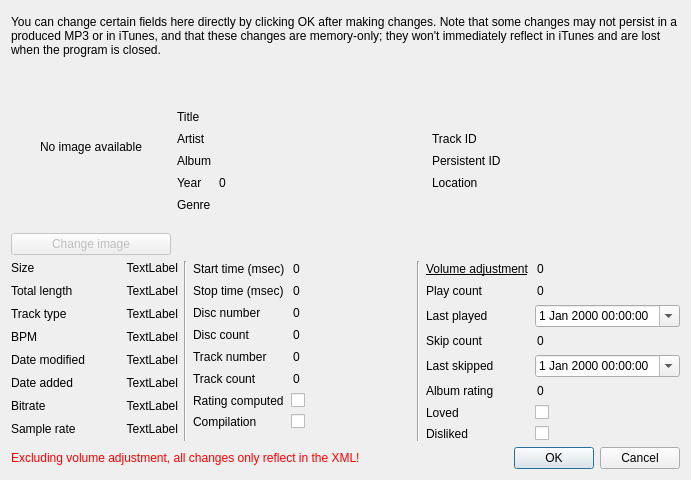
Above: song_info.ui from lgactna/bpsync before the change. Below: the same form after it.
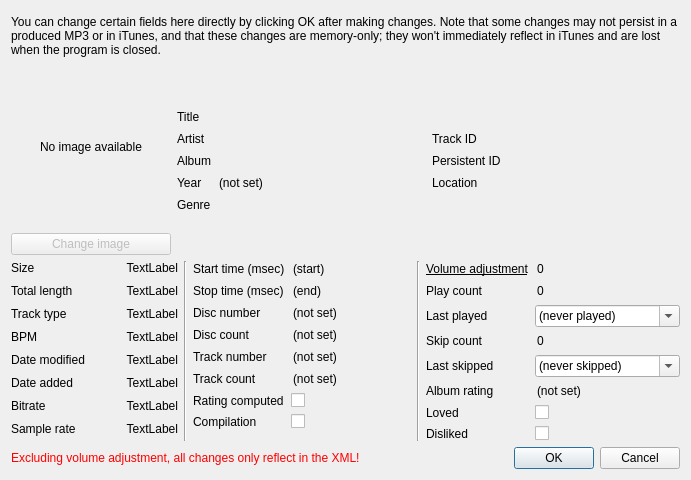
That is the form after the change.

Commit message: possible fix to song info window; better logging

Diff of the .ui file:
```diff
--- a/song_info.ui
+++ b/song_info.ui
@@ -7,7 +7,7 @@
     <x>0</x>
     <y>0</y>
     <width>669</width>
-    <height>467</height>
+    <height>477</height>
    </rect>
   </property>
   <property name="windowTitle">
@@ -156,6 +156,18 @@
          <property name="buttonSymbols">
           <enum>QAbstractSpinBox::NoButtons</enum>
          </property>
+         <property name="specialValueText">
+          <string>(not set)</string>
+         </property>
+         <property name="minimum">
+          <number>-1</number>
+         </property>
+         <property name="maximum">
+          <number>9999</number>
+         </property>
+         <property name="value">
+          <number>-1</number>
+         </property>
         </widget>
        </item>
        <item row="4" column="0">
@@ -413,6 +425,15 @@
          <property name="buttonSymbols">
           <enum>QAbstractSpinBox::NoButtons</enum>
          </property>
+         <property name="specialValueText">
+          <string>(start)</string>
+         </property>
+         <property name="minimum">
+          <number>-1</number>
+         </property>
+         <property name="value">
+          <number>-1</number>
+         </property>
         </widget>
        </item>
        <item row="1" column="0">
@@ -427,6 +448,15 @@
          <property name="buttonSymbols">
           <enum>QAbstractSpinBox::NoButtons</enum>
          </property>
+         <property name="specialValueText">
+          <string>(end)</string>
+         </property>
+         <property name="minimum">
+          <number>-1</number>
+         </property>
+         <property name="value">
+          <number>-1</number>
+         </property>
         </widget>
        </item>
        <item row="2" column="0">
@@ -441,6 +471,12 @@
          <property name="buttonSymbols">
           <enum>QAbstractSpinBox::NoButtons</enum>
          </property>
+         <property name="specialValueText">
+          <string>(not set)</string>
+         </property>
+         <property name="maximum">
+          <number>999999</number>
+         </property>
         </widget>
        </item>
        <item row="3" column="0">
@@ -455,6 +491,18 @@
          <property name="buttonSymbols">
           <enum>QAbstractSpinBox::NoButtons</enum>
          </property>
+         <property name="specialValueText">
+          <string>(not set)</string>
+         </property>
+         <property name="minimum">
+          <number>-1</number>
+         </property>
+         <property name="maximum">
+          <number>999999</number>
+         </property>
+         <property name="value">
+          <number>-1</number>
+         </property>
         </widget>
        </item>
        <item row="4" column="0">
@@ -469,6 +517,12 @@
          <property name="buttonSymbols">
           <enum>QAbstractSpinBox::NoButtons</enum>
          </property>
+         <property name="specialValueText">
+          <string>(not set)</string>
+         </property>
+         <property name="maximum">
+          <number>999999</number>
+         </property>
         </widget>
        </item>
        <item row="5" column="0">
@@ -483,6 +537,18 @@
          <property name="buttonSymbols">
           <enum>QAbstractSpinBox::NoButtons</enum>
          </property>
+         <property name="specialValueText">
+          <string>(not set)</string>
+         </property>
+         <property name="minimum">
+          <number>-1</number>
+         </property>
+         <property name="maximum">
+          <number>999999</number>
+         </property>
+         <property name="value">
+          <number>-1</number>
+         </property>
         </widget>
        </item>
        <item row="6" column="0">
@@ -579,6 +645,19 @@
        </item>
        <item row="2" column="1">
         <widget class="QDateTimeEdit" name="lastPlayedDateTimeEdit">
+         <property name="specialValueText">
+          <string>(never played)</string>
+         </property>
+         <property name="dateTime">
+          <datetime>
+           <hour>0</hour>
+           <minute>0</minute>
+           <second>0</second>
+           <year>1752</year>
+           <month>9</month>
+           <day>14</day>
+          </datetime>
+         </property>
          <property name="calendarPopup">
           <bool>true</bool>
          </property>
@@ -617,6 +696,21 @@
          <property name="buttonSymbols">
           <enum>QAbstractSpinBox::NoButtons</enum>
          </property>
+         <property name="specialValueText">
+          <string>(not set)</string>
+         </property>
+         <property name="minimum">
+          <number>-1</number>
+         </property>
+         <property name="maximum">
+          <number>100</number>
+         </property>
+         <property name="singleStep">
+          <number>1</number>
+         </property>
+         <property name="value">
+          <number>-1</number>
+         </property>
         </widget>
        </item>
        <item row="6" column="0">
@@ -641,9 +735,22 @@
        </item>
        <item row="4" column="1">
         <widget class="QDateTimeEdit" name="lastSkippedDateTimeEdit">
+         <property name="specialValueText">
+          <string>(never skipped)</string>
+         </property>
          <property name="showGroupSeparator" stdset="0">
           <bool>false</bool>
          </property>
+         <property name="dateTime">
+          <datetime>
+           <hour>0</hour>
+           <minute>0</minute>
+           <second>0</second>
+           <year>1752</year>
+           <month>9</month>
+           <day>14</day>
+          </datetime>
+         </property>
          <property name="calendarPopup">
           <bool>true</bool>
          </property>
```
Left out of the diff: 20 changed lines with no effect on the pictures. The commit also changes 8 other files.
